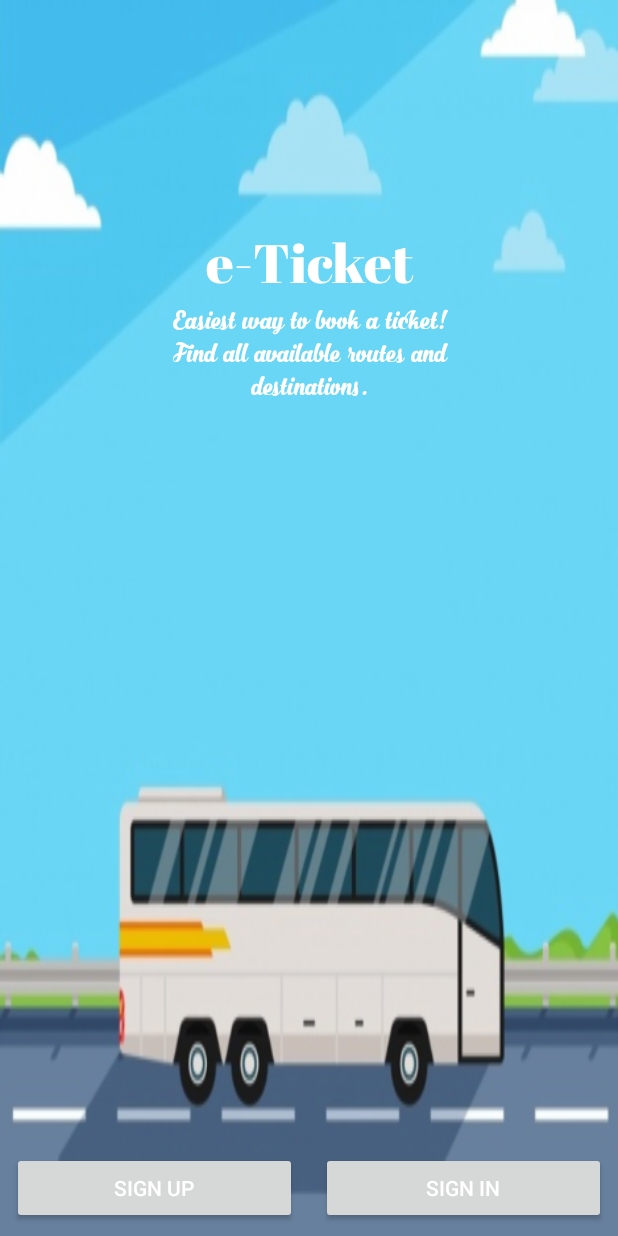
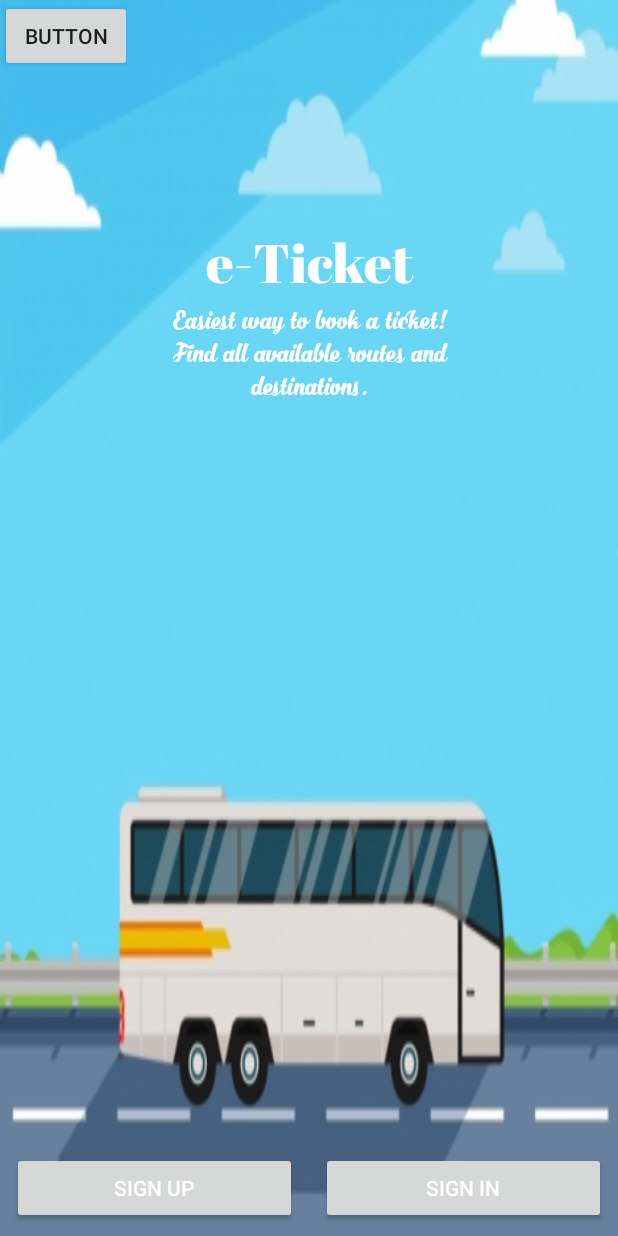
Before and after one commit to takispanag/e-Ticket, an Android app: the screen it shows after launch (MainActivity), on a phone screen of 412 x 824 dp. Run offline under Robolectric (Android 15) with nearby library versions, the phone set to English and light mode, and no system bars; our stand-ins replace Firebase (no records; nobody signed in at launch, a user with empty details on screens opened directly); plain views replace FButton.

Commit message:
changed database to firestore, added RouteActivity base code, changed activity_route.xml

```diff
--- a/app/build.gradle
+++ b/app/build.gradle
@@ -37,6 +37,7 @@ dependencies {
     implementation 'com.google.android.material:material:1.2.1'
     implementation 'androidx.constraintlayout:constraintlayout:2.0.4'
     implementation 'com.google.firebase:firebase-auth:20.0.1'
+    implementation 'com.google.firebase:firebase-firestore:22.0.1'
     testImplementation 'junit:junit:4.+'
     androidTestImplementation 'androidx.test.ext:junit:1.1.2'
     androidTestImplementation 'androidx.test.espresso:espresso-core:3.3.0'
--- a/app/src/main/java/com/example/eticket/MainActivity.java
+++ b/app/src/main/java/com/example/eticket/MainActivity.java
@@ -9,9 +9,13 @@ import android.view.View;
 import android.widget.Button;
 import android.widget.TextView;
 
+import com.example.eticket.Model.Route;
+import com.google.firebase.database.DatabaseReference;
+import com.google.firebase.database.FirebaseDatabase;
+
 public class MainActivity extends AppCompatActivity {
 
-    Button btnSignIn,btnSignUp;
+    Button btnSignIn,btnSignUp,btnButton;
     TextView txtSlogan;
     @Override
     protected void onCreate(Bundle savedInstanceState) {
@@ -20,12 +24,14 @@ public class MainActivity extends AppCompatActivity {
 
         btnSignUp = (Button) findViewById(R.id.btnSignUp);
         btnSignIn = (Button) findViewById(R.id.btnSignIn);
+        btnButton = (Button) findViewById(R.id.button);
 
 
         txtSlogan = (TextView) findViewById(R.id.txtSlogan);
         Typeface face = Typeface.createFromAsset(getAssets(),"fonts/NABILA.TTF");
         txtSlogan.setTypeface(face);
 
+        Route r = new Route();
 
         btnSignUp.setOnClickListener(new View.OnClickListener(){
             @Override
@@ -41,7 +47,15 @@ public class MainActivity extends AppCompatActivity {
                 Intent signIn = new Intent(MainActivity.this, SignInActivity.class);
                 startActivity(signIn);
             }
+        });
 
+        btnButton.setOnClickListener(new View.OnClickListener(){
+            @Override
+            public void onClick(View view) {
+                Intent signIn = new Intent(MainActivity.this, RouteActivity.class);
+                startActivity(signIn);
+            }
         });
+
     }
 }
--- /dev/null
+++ b/app/src/main/java/com/example/eticket/Model/Route.java
@@ -0,0 +1,16 @@
+package com.example.eticket.Model;
+
+import android.util.Log;
+
+import com.google.firebase.database.DataSnapshot;
+import com.google.firebase.database.DatabaseError;
+import com.google.firebase.database.DatabaseReference;
+import com.google.firebase.database.FirebaseDatabase;
+import com.google.firebase.database.ValueEventListener;
+
+public class Route {
+
+
+    public Route() {
+    }
+}
--- a/app/src/main/res/layout/activity_main.xml
+++ b/app/src/main/res/layout/activity_main.xml
@@ -70,4 +70,10 @@
             app:shadowHeight="5dp" />
     </LinearLayout>
 
+    <Button
+        android:id="@+id/button"
+        android:layout_width="wrap_content"
+        android:layout_height="wrap_content"
+        android:text="Button" />
+
 </RelativeLayout>
```
Also changed, not shown: app/src/main/java/com/example/eticket/Model/User.java (+12 -8 lines), app/src/main/java/com/example/eticket/RouteActivity.java (+80 -0 lines), app/src/main/java/com/example/eticket/SignUpActivity.java (+15 -5 lines), app/src/main/res/layout/activity_route.xml (+12 -1 lines), 1 other file.
